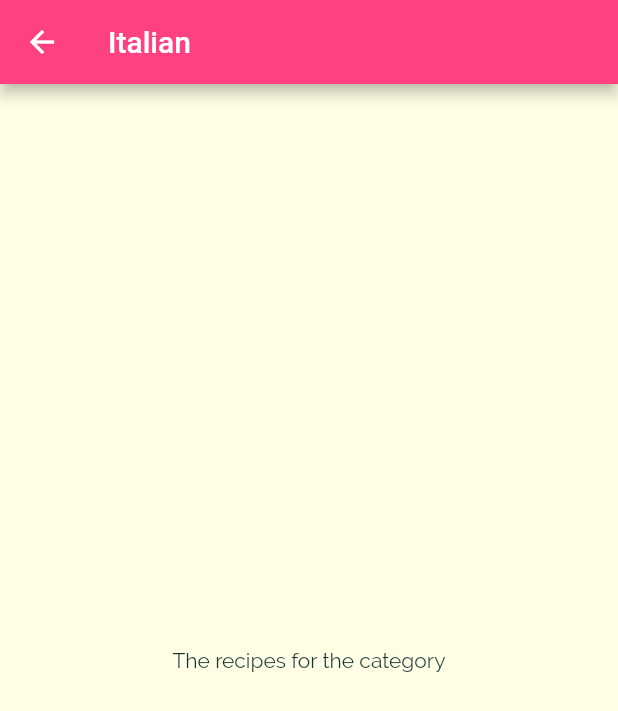
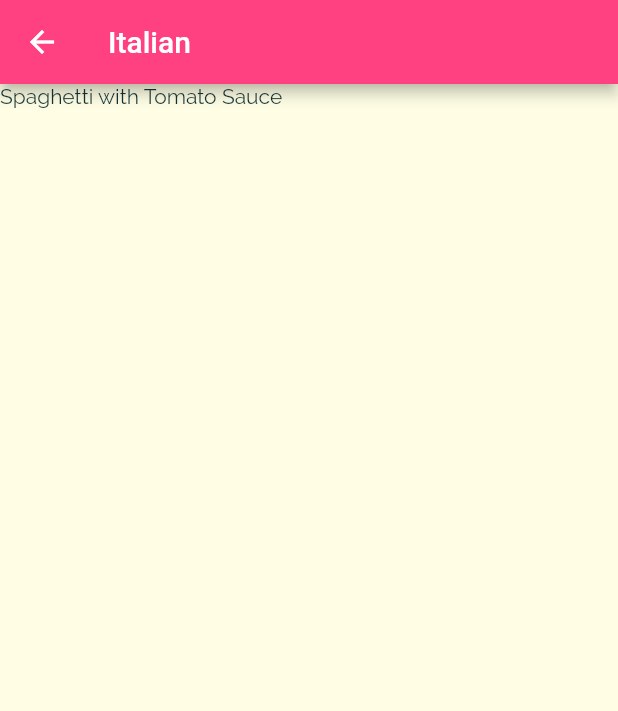
Before and after one commit to alinbabu2010/MealsApp, a Flutter app: the screen it shows after launch, after a tap on "Italian", on a phone screen of 412 x 824 dp. Shown: the top 711 px of the screen. Run offline on Flutter 3.47's test engine with Material 2 defaults, Android fonts, the phone set to English and light mode, and no system bars.

Commit message:
Add selecting meals for a chosen category

```diff
--- a/lib/widgets/categories_meals_screen.dart
+++ b/lib/widgets/categories_meals_screen.dart
@@ -1,4 +1,5 @@
 import 'package:flutter/material.dart';
+import 'package:meals_app/data/dummy_meals.dart';
 
 class CategoriesMealsScreen extends StatelessWidget {
   static const String routeName = 'categories_meals';
@@ -12,12 +13,19 @@ class CategoriesMealsScreen extends StatelessWidget {
     final routeArgs =
         ModalRoute.of(context)?.settings.arguments as Map<String, String>;
     final String categoryTitle = routeArgs['title'].toString();
+    final String categoryId = routeArgs['id'].toString();
+    final categoryMeals = dummyMeals.where((meal) {
+      return meal.categories.contains(categoryId);
+    }).toList();
     return Scaffold(
       appBar: AppBar(
         title: Text(categoryTitle),
       ),
-      body: const Center(
-        child: Text("The recipes for the category"),
+      body: ListView.builder(
+        itemBuilder: (context, index) {
+          return Text(categoryMeals[index].title);
+        },
+        itemCount: categoryMeals.length,
       ),
     );
   }
```
